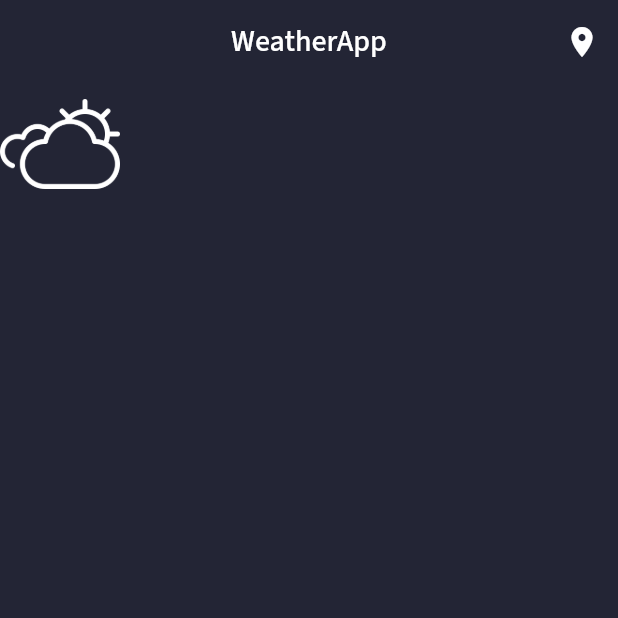
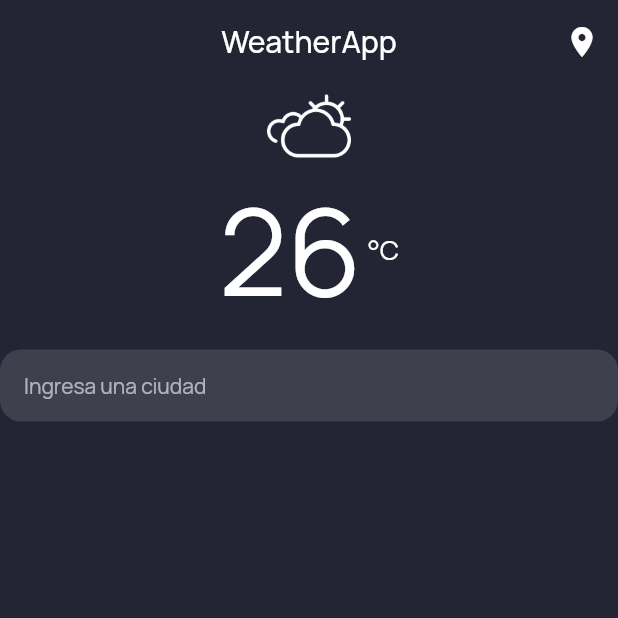
Before and after one commit to ehbarrionuevo/flutter_codigo2_weatherapp, a Flutter app: the screen it shows after launch, on a phone screen of 412 x 824 dp, the top half of it. Run offline on Flutter 3.47's test engine with Material 2 defaults, Android fonts, the phone set to English and light mode, and no system bars; our stand-ins replace google_fonts.

Commit message:
Input ciudad

```diff
--- a/lib/main.dart
+++ b/lib/main.dart
@@ -15,7 +15,7 @@ class MyApp extends StatelessWidget {
     return MaterialApp(
       title: "WeatherApp",
       theme: ThemeData(
-        textTheme: GoogleFonts.sourceSansProTextTheme(),
+        textTheme: GoogleFonts.manropeTextTheme(),
       ),
       home: HomePage(),
     );
--- a/lib/pages/home_page.dart
+++ b/lib/pages/home_page.dart
@@ -27,8 +27,58 @@ class HomePage extends StatelessWidget {
         children: [
           Image.asset(
             'assets/images/dom.png',
-            height: 80.0,
+            height: 56.0,
             color: Colors.white,
+          ),
+          Row(
+            mainAxisAlignment: MainAxisAlignment.center,
+            crossAxisAlignment: CrossAxisAlignment.center,
+            children: [
+              Text(
+                "26",
+                style: TextStyle(
+                  fontSize: 80.0,
+                  color: Colors.white,
+                ),
+              ),
+              SizedBox(
+                width: 4.0,
+              ),
+              Text(
+                "°C",
+                style: TextStyle(
+                  fontSize: 18.0,
+                  color: Colors.white,
+                ),
+              ),
+            ],
+          ),
+          SizedBox(
+            height: 12.0,
+          ),
+          TextFormField(
+            style: TextStyle(
+              color: Colors.white,
+              fontSize: 14.0,
+            ),
+            decoration: InputDecoration(
+              contentPadding: const EdgeInsets.symmetric(horizontal: 16.0, vertical: 14.0),
+              hintText: "Ingresa una ciudad",
+              hintStyle: TextStyle(
+                color: Colors.white60,
+                fontSize: 14.0,
+              ),
+              filled: true,
+              fillColor: Colors.white.withOpacity(0.12),
+              focusedBorder: OutlineInputBorder(
+                borderRadius: BorderRadius.circular(14.0),
+                borderSide: BorderSide.none,
+              ),
+              enabledBorder: OutlineInputBorder(
+                borderRadius: BorderRadius.circular(14.0),
+                borderSide: BorderSide.none,
+              ),
+            ),
           ),
         ],
       ),
```
